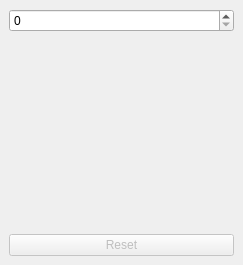
Qt form views/MainView.ui (GnitLores/Image_Label_GUI) before a commit.
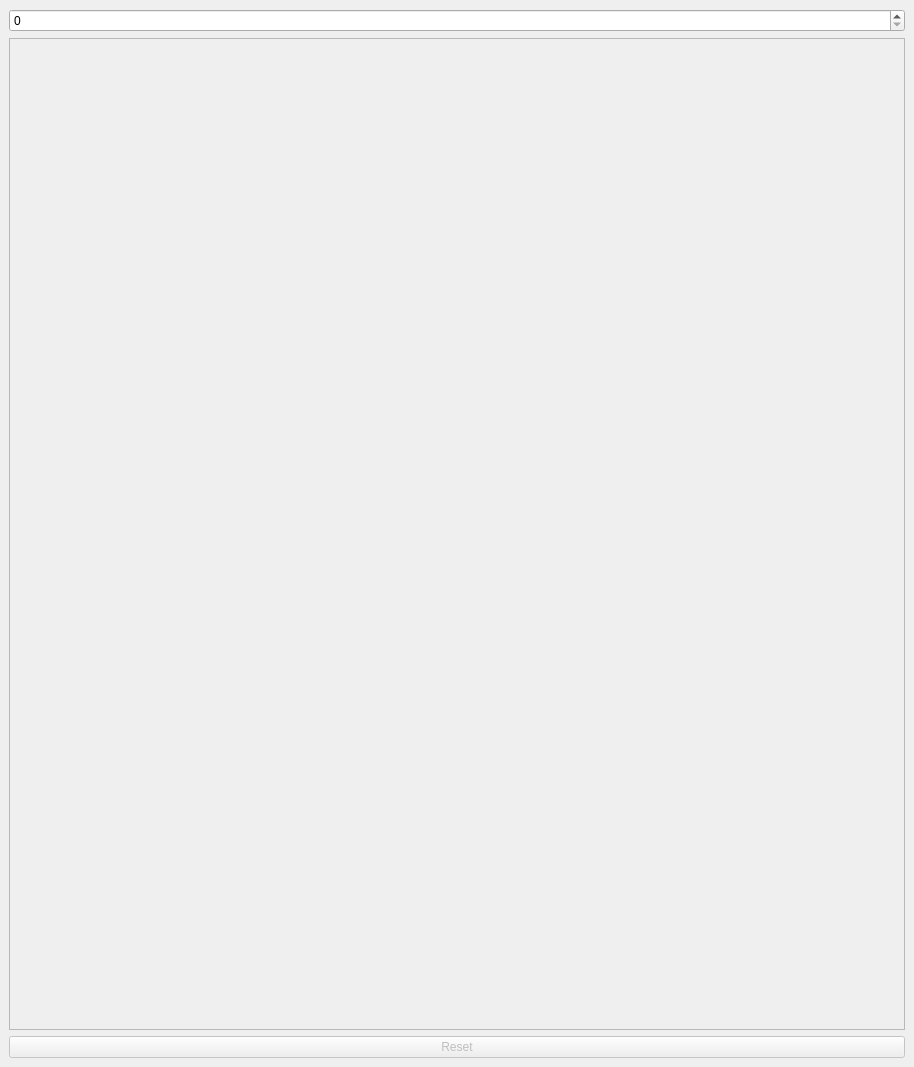
The same form after that commit. Custom widgets are drawn as their Qt base class.

Commit message: plot image with transparent rectangle

The edit to the form file:
```diff
--- a/views/MainView.ui
+++ b/views/MainView.ui
@@ -6,8 +6,8 @@
    <rect>
     <x>0</x>
     <y>0</y>
-    <width>243</width>
-    <height>265</height>
+    <width>914</width>
+    <height>1067</height>
    </rect>
   </property>
   <widget class="QWidget" name="centralwidget">
@@ -16,7 +16,22 @@
      <widget class="QSpinBox" name="spinBox_amount"/>
     </item>
     <item>
-     <widget class="QLabel" name="label_even_odd"/>
+     <widget class="QFrame" name="testFrame">
+      <property name="frameShape">
+       <enum>QFrame::StyledPanel</enum>
+      </property>
+      <property name="frameShadow">
+       <enum>QFrame::Raised</enum>
+      </property>
+      <layout class="QVBoxLayout" name="verticalLayout">
+       <item>
+        <widget class="PlotWidget" name="plotWidget" native="true"/>
+       </item>
+       <item>
+        <widget class="QLabel" name="label_even_odd"/>
+       </item>
+      </layout>
+     </widget>
     </item>
     <item>
      <widget class="QPushButton" name="pushButton_reset">
@@ -31,6 +46,14 @@
    </layout>
   </widget>
  </widget>
+ <customwidgets>
+  <customwidget>
+   <class>PlotWidget</class>
+   <extends>QWidget</extends>
+   <header>pyqtgraph</header>
+   <container>1</container>
+  </customwidget>
+ </customwidgets>
  <resources>
   <include location="../resources/resources.qrc"/>
  </resources>
```
The commit also changes 3 other files.
